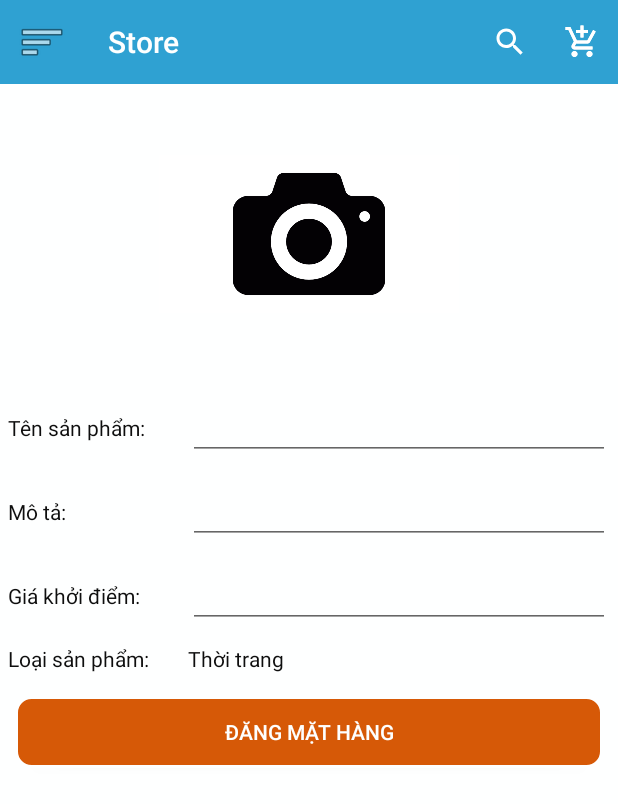
After one commit to BichCNTT/StoreDeviceOnline, an Android app: the fragment AddProductFragment placed in its activity, on a phone screen of 412 x 824 dp. The commit adds this screen. Shown: the top 804 px of the screen. Run offline under Robolectric (Android 15) with nearby library versions, the phone set to English and light mode, and no system bars; our stand-ins replace ButterKnife, Volley; libraries missing offline, so code that uses them is left out: com.mikepenz.actionitembadge; network calls fail; 1 statement that could not run was skipped.

Commit message:
Build: 6:02 - 2/10/2017                                     Note:                                    -Back khi đăng nhập xog <đang ở màn login>                                    -menu type, ảnh sp, đăng lên, load về                                    -thêm trường trả giá cho sp

```diff
--- a/app/build.gradle
+++ b/app/build.gradle
@@ -92,3 +92,6 @@ dependencies {
 dependencies {
     compile 'com.android.support:support-v4:26.+'
 }
+dependencies {
+    compile 'com.android.support:support-v4:26.+'
+}
--- /dev/null
+++ b/app/src/main/java/com/example/ominext/storedeviceonline/ui/addproduct/AddProductFragment.java
@@ -0,0 +1,99 @@
+package com.example.ominext.storedeviceonline.ui.addproduct;
+
+import android.os.Bundle;
+import android.support.v4.app.Fragment;
+import android.view.ContextMenu;
+import android.view.LayoutInflater;
+import android.view.MenuItem;
+import android.view.View;
+import android.view.ViewGroup;
+import android.widget.Button;
+import android.widget.EditText;
+import android.widget.ImageView;
+import android.widget.TextView;
+
+import com.example.ominext.storedeviceonline.R;
+import com.example.ominext.storedeviceonline.ui.home.HomeActivity;
+import com.example.ominext.storedeviceonline.ui.main.MainFragment;
+
+import butterknife.BindView;
+import butterknife.ButterKnife;
+import butterknife.OnClick;
+import butterknife.Unbinder;
+
+public class AddProductFragment extends Fragment {
+    @BindView(R.id.img_add_product)
+    ImageView imgAddProduct;
+    @BindView(R.id.edt_name_product)
+    EditText edtNameProduct;
+    @BindView(R.id.edt_describe)
+    EditText edtDescribe;
+    @BindView(R.id.edt_price)
+    EditText edtPrice;
+    @BindView(R.id.tv_type)
+    TextView tvType;
+    @BindView(R.id.btn_add_product)
+    Button btnAddProduct;
+    Unbinder unbinder;
+
+    public AddProductFragment() {
+
+    }
+
+    public static AddProductFragment newInstance() {
+        AddProductFragment fragment = new AddProductFragment();
+        return fragment;
+    }
+
+    @Override
+    public void onCreate(Bundle savedInstanceState) {
+        super.onCreate(savedInstanceState);
+    }
+
+    @Override
+    public View onCreateView(LayoutInflater inflater, ViewGroup container,
+                             Bundle savedInstanceState) {
+        View view = inflater.inflate(R.layout.fragment_add_product, container, false);
+        unbinder = ButterKnife.bind(this, view);
+        return view;
+    }
+
+    @Override
+    public void onCreateContextMenu(ContextMenu menu, View v, ContextMenu.ContextMenuInfo menuInfo) {
+        super.onCreateContextMenu(menu, v, menuInfo);
+        menu.setHeaderTitle("Lựa chọn loại sản phẩm");
+        for (int i = 1; i < HomeActivity.listProductType.size() - 1; i++) {
+            menu.add(i, getId(), i, HomeActivity.listProductType.get(i).getNameProductType());
+        }
+    }
+
+    @Override
+    public boolean onContextItemSelected(MenuItem item) {
+        int i = 1;
+        while (i < HomeActivity.listProductType.size() - 1) {
+            tvType.setText(HomeActivity.listProductType.get(i).getNameProductType());
+        }
+        return super.onContextItemSelected(item);
+    }
+
+    @Override
+    public void onDestroyView() {
+        super.onDestroyView();
+        unbinder.unbind();
+    }
+
+    @OnClick({R.id.img_add_product, R.id.tv_type, R.id.btn_add_product})
+    public void onViewClicked(View view) {
+        switch (view.getId()) {
+            case R.id.img_add_product:
+//                lấy ảnh từ thư viện hoặc ảnh chụp. vđề nảy sinh khi chuyển từ dạng file ảnh hoặc dạng http sang dạng ảnh để hthị lên máy
+                break;
+            case R.id.tv_type:
+//                thêm menu lựa chọn các loại sản phẩm
+                break;
+            case R.id.btn_add_product:
+//                Đăng mặt hàng. Lưu file ảnh lên server
+                break;
+        }
+    }
+}
--- a/app/src/main/java/com/example/ominext/storedeviceonline/ui/home/HomeActivity.java
+++ b/app/src/main/java/com/example/ominext/storedeviceonline/ui/home/HomeActivity.java
@@ -26,6 +26,7 @@ import com.example.ominext.storedeviceonline.R;
 import com.example.ominext.storedeviceonline.listener.OnItemClickListener;
 import com.example.ominext.storedeviceonline.model.Product;
 import com.example.ominext.storedeviceonline.model.ProductType;
+import com.example.ominext.storedeviceonline.ui.addproduct.AddProductFragment;
 import com.example.ominext.storedeviceonline.ui.login.LoginFragment;
 import com.example.ominext.storedeviceonline.ui.cart.CartFragment;
 import com.example.ominext.storedeviceonline.ui.cleanningstuff.CleanningStuffFragment;
@@ -319,8 +320,12 @@ public class HomeActivity extends AppCompatActivity implements HomeView, OnItemC
             setTitle("Đăng nhập");
             return;
         }
-        if (fragment instanceof MainFragment){
+        if (fragment instanceof MainFragment) {
             setTitle("Trang chủ");
+            return;
+        }
+        if (fragment instanceof AddProductFragment) {
+            setTitle("Thêm mặt hàng");
             return;
         }
     }
--- a/app/src/main/java/com/example/ominext/storedeviceonline/ui/main/MainFragment.java
+++ b/app/src/main/java/com/example/ominext/storedeviceonline/ui/main/MainFragment.java
@@ -3,6 +3,7 @@ package com.example.ominext.storedeviceonline.ui.main;
 import android.os.Bundle;
 import android.os.Handler;
 import android.support.annotation.Nullable;
+import android.support.design.widget.FloatingActionButton;
 import android.support.v4.app.Fragment;
 import android.support.v4.widget.SwipeRefreshLayout;
 import android.support.v7.widget.GridLayoutManager;
@@ -20,6 +21,7 @@ import com.example.ominext.storedeviceonline.R;
 import com.example.ominext.storedeviceonline.helper.ImageViewUtil;
 import com.example.ominext.storedeviceonline.listener.OnItemClickListener;
 import com.example.ominext.storedeviceonline.model.Product;
+import com.example.ominext.storedeviceonline.ui.addproduct.AddProductFragment;
 import com.example.ominext.storedeviceonline.ui.detail.DetailProductFragment;
 import com.example.ominext.storedeviceonline.ui.home.HomeActivity;
 
@@ -27,6 +29,7 @@ import java.util.ArrayList;
 
 import butterknife.BindView;
 import butterknife.ButterKnife;
+import butterknife.OnClick;
 import butterknife.Unbinder;
 
 //khi mà refresh thì gọi lại cái page đầu tiên trong loadmore. Viết lại loadmore. Sửa api, sửa ở trong
@@ -44,6 +47,8 @@ public class MainFragment extends Fragment implements MainFragmentView, OnItemCl
     MainFragmentPresenter mPresenter;
     @BindView(R.id.swipe_refresh_layout_main)
     SwipeRefreshLayout mSwipeRefreshLayoutMain;
+    @BindView(R.id.fab_add_product)
+    FloatingActionButton fabAddProduct;
 
     public MainFragment() {
 
@@ -159,4 +164,10 @@ public class MainFragment extends Fragment implements MainFragmentView, OnItemCl
     public void onRefresh() {
         refreshContent();
     }
+
+    @OnClick(R.id.fab_add_product)
+    public void onViewClicked() {
+        Fragment fragment = AddProductFragment.newInstance();
+        ((HomeActivity) getActivity()).addFragment(fragment);
+    }
 }
--- /dev/null
+++ b/app/src/main/res/layout/fragment_add_product.xml
@@ -0,0 +1,117 @@
+<FrameLayout xmlns:android="http://schemas.android.com/apk/res/android"
+    xmlns:tools="http://schemas.android.com/tools"
+    android:layout_width="match_parent"
+    android:background="@color/white"
+    android:layout_height="match_parent"
+    tools:context="com.example.ominext.storedeviceonline.ui.addproduct.AddProductFragment">
+
+    <LinearLayout
+        android:layout_width="match_parent"
+        android:layout_height="match_parent"
+        android:orientation="vertical">
+
+        <ImageView
+            android:id="@+id/img_add_product"
+            android:layout_width="200dp"
+            android:layout_height="200dp"
+            android:layout_gravity="center|top"
+            android:src="@drawable/ic_camera" />
+
+        <LinearLayout
+            android:layout_width="match_parent"
+            android:layout_height="wrap_content"
+            android:layout_margin="5dp"
+            android:orientation="horizontal"
+            android:weightSum="10">
+
+            <TextView
+                android:layout_width="0dp"
+                android:layout_height="wrap_content"
+                android:layout_weight="3"
+                android:text="Tên sản phẩm: "
+                android:textColor="@color/black" />
+
+            <EditText
+                android:id="@+id/edt_name_product"
+                android:layout_width="0dp"
+                android:layout_height="wrap_content"
+                android:layout_weight="7" />
+        </LinearLayout>
+
+        <LinearLayout
+            android:layout_width="match_parent"
+            android:layout_height="wrap_content"
+            android:layout_margin="5dp"
+            android:orientation="horizontal"
+            android:weightSum="10">
+
+            <TextView
+                android:layout_width="0dp"
+                android:layout_height="wrap_content"
+                android:layout_weight="3"
+                android:text="Mô tả: "
+                android:textColor="@color/black" />
+
+            <EditText
+                android:id="@+id/edt_describe"
+                android:layout_width="0dp"
+                android:layout_height="wrap_content"
+                android:layout_weight="7" />
+        </LinearLayout>
+
+        <LinearLayout
+            android:layout_width="match_parent"
+            android:layout_height="wrap_content"
+            android:layout_margin="5dp"
+            android:orientation="horizontal"
+            android:weightSum="10">
+
+            <TextView
+                android:layout_width="0dp"
+                android:layout_height="wrap_content"
+                android:layout_weight="3"
+                android:text="Giá khởi điểm: "
+                android:textColor="@color/black" />
+
+            <EditText
+                android:id="@+id/edt_price"
+                android:layout_width="0dp"
+                android:layout_height="wrap_content"
+                android:layout_weight="7"
+                android:inputType="number" />
+        </LinearLayout>
+
+        <LinearLayout
+            android:layout_width="match_parent"
+            android:layout_height="wrap_content"
+            android:layout_margin="5dp"
+            android:orientation="horizontal"
+            android:weightSum="10">
+
+            <TextView
+                android:layout_width="0dp"
+                android:layout_height="wrap_content"
+                android:layout_weight="3"
+                android:text="Loại sản phẩm: "
+                android:textColor="@color/black" />
+
+            <TextView
+                android:id="@+id/tv_type"
+                android:layout_width="0dp"
+                android:layout_height="wrap_content"
+                android:layout_weight="7"
+                android:text="Thời trang"
+                android:textColor="@color/black" />
+        </LinearLayout>
+
+        <Button
+            android:id="@+id/btn_add_product"
+            android:layout_width="match_parent"
+            android:layout_height="wrap_content"
+            android:layout_margin="10dp"
+            android:background="@drawable/border"
+            android:text="Đăng mặt hàng"
+            android:textColor="@color/white" />
+    </LinearLayout>
+
+</FrameLayout>
--- a/app/src/main/res/layout/fragment_main.xml
+++ b/app/src/main/res/layout/fragment_main.xml
@@ -5,6 +5,7 @@
     android:layout_height="match_parent"
     android:background="@color/white"
     tools:context="com.example.ominext.storedeviceonline.ui.main.MainFragment">
+
     <android.support.v4.widget.SwipeRefreshLayout
         android:id="@+id/swipe_refresh_layout_main"
         android:layout_width="match_parent"
@@ -21,13 +22,14 @@
                 android:layout_height="250dp"
                 android:layout_marginBottom="3dp" />
 
-                <LinearLayout
+            <RelativeLayout
                 android:layout_width="match_parent"
                 android:layout_height="match_parent"
                 android:layout_margin="5dp"
                 android:orientation="vertical">
 
                 <TextView
+                    android:id="@+id/tv"
                     android:layout_width="match_parent"
                     android:layout_height="wrap_content"
                     android:text="@string/new_device"
@@ -39,8 +41,17 @@
                     android:id="@+id/view_main"
                     android:layout_width="match_parent"
                     android:layout_height="match_parent"></android.support.v7.widget.RecyclerView>
-                </LinearLayout>
 
+                <android.support.design.widget.FloatingActionButton
+                    android:id="@+id/fab_add_product"
+                    android:layout_width="wrap_content"
+                    android:layout_alignBottom="@+id/view_main"
+                    android:layout_alignParentRight="true"
+                    android:layout_height="wrap_content"
+                    android:layout_gravity="bottom|end"
+                    android:layout_margin="16dp"
+                    app:srcCompat="@android:drawable/ic_input_add" />
+            </RelativeLayout>
         </LinearLayout>
 
     </android.support.v4.widget.SwipeRefreshLayout>
```
Lines whose indentation alone changed are shown as unchanged.
